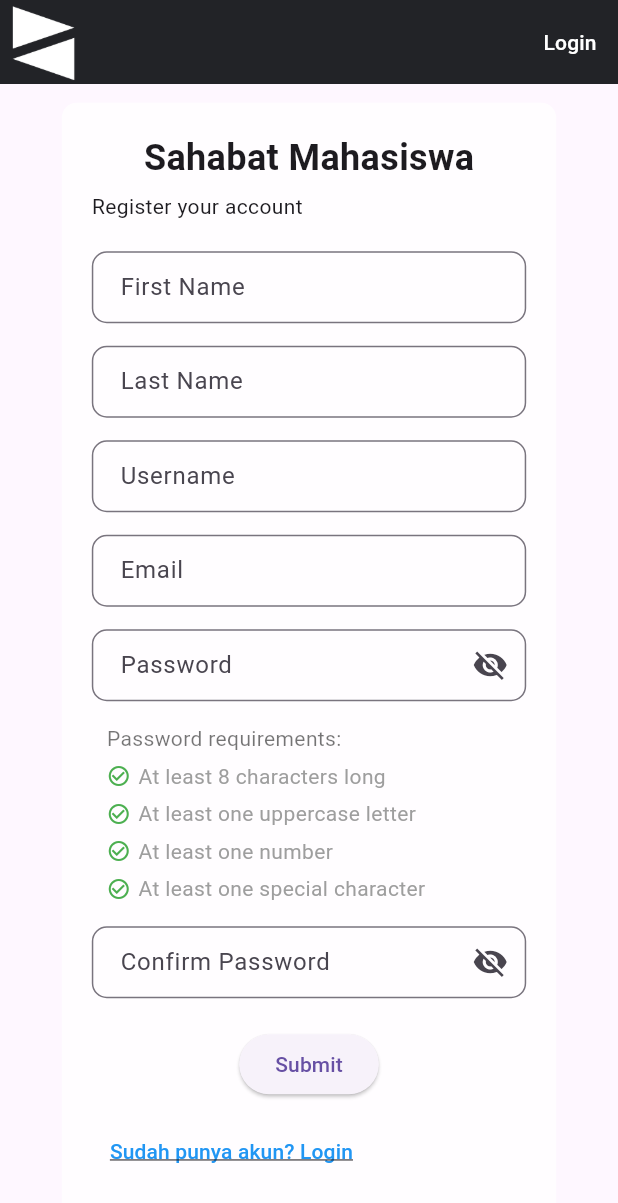
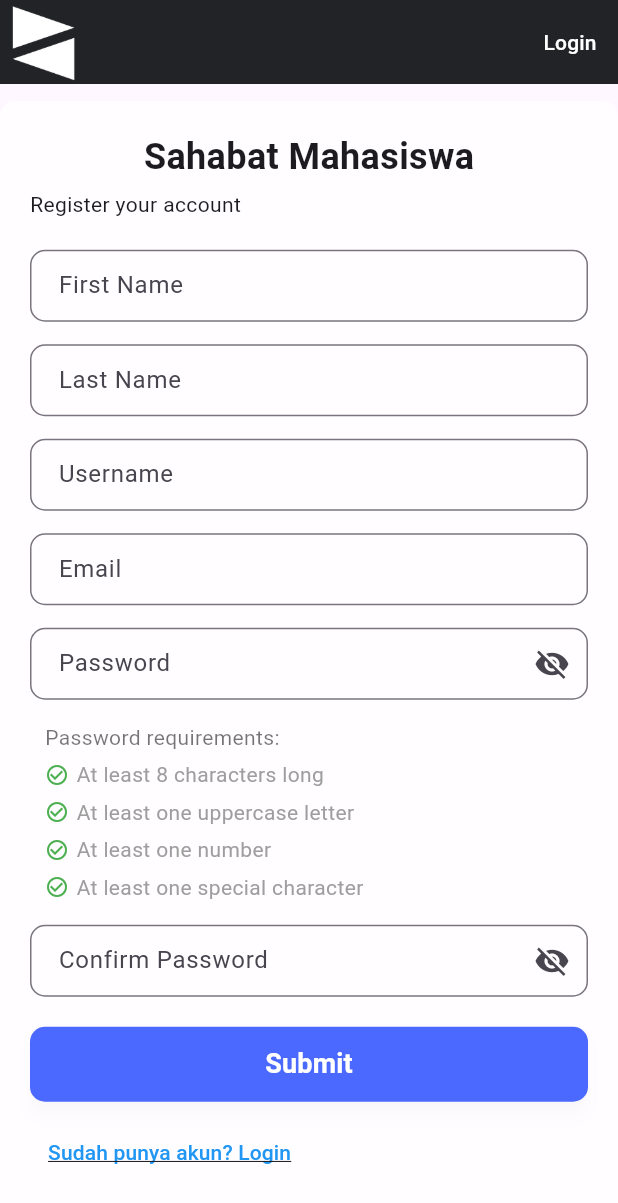
Before and after one commit to Drakkura/mobdev, a Flutter app: the screen it shows after launch, after a tap on an icon or button, on a phone screen of 412 x 824 dp. Shown: the top 1203 px of the screen. Run offline on Flutter 3.47's test engine with Material 3 defaults, Android fonts, the phone set to English and light mode, and no system bars; our stand-ins replace flutter_rating_bar, flutter_svg, get, hexcolor, table_calendar.

Commit message:
perbaikan login dan register

```diff
--- a/analysis_options.yaml
+++ b/analysis_options.yaml
@@ -23,6 +23,5 @@ linter:
   rules:
     # avoid_print: false  # Uncomment to disable the `avoid_print` rule
     # prefer_single_quotes: true  # Uncomment to enable the `prefer_single_quotes` rule
-
 # Additional information about this file can be found at
 # https://dart.dev/guides/language/analysis-options
--- a/lib/view/login.view.dart
+++ b/lib/view/login.view.dart
@@ -13,7 +13,8 @@ class LoginView extends StatelessWidget {
   final TextEditingController passwordController = TextEditingController();
 
   Future<void> _login(BuildContext context) async {
-  String usersJson = await DefaultAssetBundle.of(context).loadString('assets/json/users.json');
+    String usersJson = await DefaultAssetBundle.of(context)
+        .loadString('assets/json/users.json');
     List<dynamic> users = jsonDecode(usersJson);
 
     String enteredEmail = emailController.text;
@@ -25,7 +26,9 @@ class LoginView extends StatelessWidget {
     if (isValidUser) {
       Navigator.pushReplacement(
         context,
-      MaterialPageRoute(builder: (context) => Dashboard()), // Navigate to the Dashboard page
+        MaterialPageRoute(
+            builder: (context) =>
+                Dashboard()), // Navigate to the Dashboard page
       );
     } else {
       showDialog(
@@ -56,13 +59,16 @@ class LoginView extends StatelessWidget {
             width: 420,
           ),
         ),
-        title: Text(''), // Empty text to occupy the space and center the app bar title
+        title: Text(
+            ''), // Empty text to occupy the space and center the app bar title
         actions: [
           IconButton(
             onPressed: () {
               Navigator.pushReplacement(
                 context,
-                MaterialPageRoute(builder: (context) => Dashboard()), // Navigate to the Dashboard page
+                MaterialPageRoute(
+                    builder: (context) =>
+                        Dashboard()), // Navigate to the Dashboard page
               );
             },
             icon: Icon(Icons.login),
@@ -89,6 +95,14 @@ class LoginView extends StatelessWidget {
                     ),
                   ),
                 ),
+                SizedBox(height: 10), // Jarak antara teks dan gambar
+                Center(
+                  child: Image.asset(
+                    'assets/images/Time.jpg',
+                    width: 250, // Sesuaikan lebar gambar sesuai kebutuhan
+                    height: 250, // Sesuaikan tinggi gambar sesuai kebutuhan
+                  ),
+                ),
                 SizedBox(height: 20),
                 Text(
                   'Login to your account',
@@ -98,14 +112,12 @@ class LoginView extends StatelessWidget {
                   ),
                 ),
                 SizedBox(height: 20),
-
                 TextFormGlobal(
                   controller: emailController,
                   text: 'Email',
                   textInputType: TextInputType.emailAddress,
                   obscure: false,
                 ),
-
                 SizedBox(height: 20),
                 TextFormGlobal(
                   controller: passwordController,
@@ -113,18 +125,19 @@ class LoginView extends StatelessWidget {
                   textInputType: TextInputType.text,
                   obscure: true,
                 ),
-
                 SizedBox(height: 20),
                 GlobalButton(
                   onPressed: () => _login(context),
                 ),
                 SizedBox(height: 25),
-                AlternateLogin(),
-                SizedBox(height: 25),
-                Center( // Centered button text to navigate to register page
+                Center(
+                  // Centered button text to navigate to register page
                   child: TextButton(
                     onPressed: () {
-                      Navigator.push(context, MaterialPageRoute(builder: (context) => RegistrationPage()));
+                      Navigator.push(
+                          context,
+                          MaterialPageRoute(
+                              builder: (context) => RegistrationPage()));
                     },
                     child: Text(
                       'Don\'t have an account? Register here',
@@ -132,7 +145,8 @@ class LoginView extends StatelessWidget {
                         color: Colors.black,
                         fontSize: 16,
                       ),
-                      textAlign: TextAlign.center, // Center align the button text
+                      textAlign:
+                          TextAlign.center, // Center align the button text
                     ),
                   ),
                 ),
--- a/lib/view/register.dart
+++ b/lib/view/register.dart
@@ -1,6 +1,8 @@
 import 'package:flutter/material.dart';
 import 'package:login_sahabat_mahasiswa/view/login.view.dart';
 import 'package:login_sahabat_mahasiswa/utils/colors.dart';
+import 'package:login_sahabat_mahasiswa/view/widget/button.dart';
+import 'package:login_sahabat_mahasiswa/view/widget/form.dart';
 
 void main() {
   runApp(const MyApp());
@@ -59,6 +61,8 @@ class RegistrationPage extends StatefulWidget {
 
 class _RegistrationPageState extends State<RegistrationPage> {
   final _formKey = GlobalKey<FormState>();
+  final TextEditingController fnameController = TextEditingController();
+  final TextEditingController lnameController = TextEditingController();
   // ignore: unused_field
   late String _firstName,
       // ignore: unused_field
@@ -80,19 +84,18 @@ class _RegistrationPageState extends State<RegistrationPage> {
   _submitForm() {
     showDialog(
         context: context,
-      builder: (context){
+        builder: (context) {
           return AlertDialog(
               content: const Text('Registration successful'),
               actions: [
                 ElevatedButton(
                   onPressed: () {
                     Navigator.pop(context);
-            }, child: null,
+                  },
+                  child: null,
                 )
-        ]
-        );
-      }
-    );
+              ]);
+        });
   }
 
   @override
@@ -104,7 +107,8 @@ class _RegistrationPageState extends State<RegistrationPage> {
         actions: <Widget>[
           TextButton(
             onPressed: () {
-              Navigator.pushReplacementNamed(context, '/login');
+              Navigator.push(context,
+                  MaterialPageRoute(builder: (context) => LoginView()));
             },
             child: const Text(
               'Login',
@@ -119,7 +123,7 @@ class _RegistrationPageState extends State<RegistrationPage> {
             child: SingleChildScrollView(
               child: Container(
                 padding: const EdgeInsets.all(20.0),
-                width: MediaQuery.of(context).size.width * 0.8,
+                // width: MediaQuery.of(context).size.width * 0.8,
                 decoration: BoxDecoration(
                   color: Colors.white.withOpacity(0.8),
                   borderRadius: BorderRadius.circular(10.0),
@@ -420,13 +424,36 @@ class _RegistrationPageState extends State<RegistrationPage> {
                       Center(
                         child: ElevatedButton(
                           onPressed: _submitForm,
-                          child: const Text('Submit'),
+                          child: const Text(
+                            'Submit',
+                            style: TextStyle(
+                              color: Colors.white, // Warna teks
+                              fontSize: 18,
+                              fontWeight: FontWeight.w600,
                             ),
                           ),
+                          style: ElevatedButton.styleFrom(
+                            backgroundColor: GlobalColors.secondColor,
+                            minimumSize: const Size(
+                                double.infinity, 50), // Ukuran minimum
+                            shape: RoundedRectangleBorder(
+                              borderRadius:
+                                  BorderRadius.circular(10), // Radius sudut
+                            ),
+                            elevation: 5, // Tinggi bayangan
+                            shadowColor:
+                                Colors.black.withOpacity(0.1), // Warna bayangan
+                          ),
+                        ),
+                      ),
+
                       const SizedBox(height: 10.0),
                       TextButton(
                         onPressed: () {
-                          Navigator.pushReplacement(context, MaterialPageRoute(builder: (context) => LoginView()));
+                          Navigator.pushReplacement(
+                              context,
+                              MaterialPageRoute(
+                                  builder: (context) => LoginView()));
                         },
                         child: Text(
                           'Sudah punya akun? Login',
--- a/lib/view/widget/button.dart
+++ b/lib/view/widget/button.dart
@@ -7,29 +7,23 @@ class GlobalButton extends StatelessWidget {
   @override
   Widget build(BuildContext context) {
     return InkWell(
-      onTap: (){
-
-      },
+      onTap: () {},
       child: Container(
         alignment: Alignment.center,
         height: 50,
         decoration: BoxDecoration(
             color: GlobalColors.secondColor,
-          borderRadius: BorderRadius.circular(7),
+            borderRadius: BorderRadius.circular(10),
             boxShadow: [
               BoxShadow(
                 color: Colors.black.withOpacity(0.1),
                 blurRadius: 10,
               )
-          ]
-        ),
+            ]),
         child: const Text(
           'Log In',
           style: TextStyle(
-            color: Colors.white,
-            fontSize: 18,
-            fontWeight: FontWeight.w600
-          ),
+              color: Colors.white, fontSize: 18, fontWeight: FontWeight.w600),
         ),
       ),
     );
--- a/lib/view/widget/form.dart
+++ b/lib/view/widget/form.dart
@@ -1,7 +1,12 @@
 import 'package:flutter/material.dart';
 
 class TextFormGlobal extends StatelessWidget {
-  const TextFormGlobal({super.key, required this.controller, required this.text, required this.textInputType,required this.obscure});
+  const TextFormGlobal(
+      {super.key,
+      required this.controller,
+      required this.text,
+      required this.textInputType,
+      required this.obscure});
   final TextEditingController controller;
   final String text;
   final TextInputType textInputType;
@@ -14,14 +19,14 @@ class TextFormGlobal extends StatelessWidget {
       height: 50,
       decoration: BoxDecoration(
           color: Colors.white,
-        borderRadius: BorderRadius.circular(7),
+          borderRadius: BorderRadius.circular(10),
+          border: Border.all(color: Colors.black, width: 1),
           boxShadow: [
             BoxShadow(
               color: Colors.black.withOpacity(0.1),
               blurRadius: 10,
             )
-        ]
-      ),
+          ]),
       child: TextFormField(
         controller: controller,
         keyboardType: textInputType,
```
Also changed, not shown: assets/images/Time.jpg (added). Lines whose indentation alone changed are shown as unchanged.
